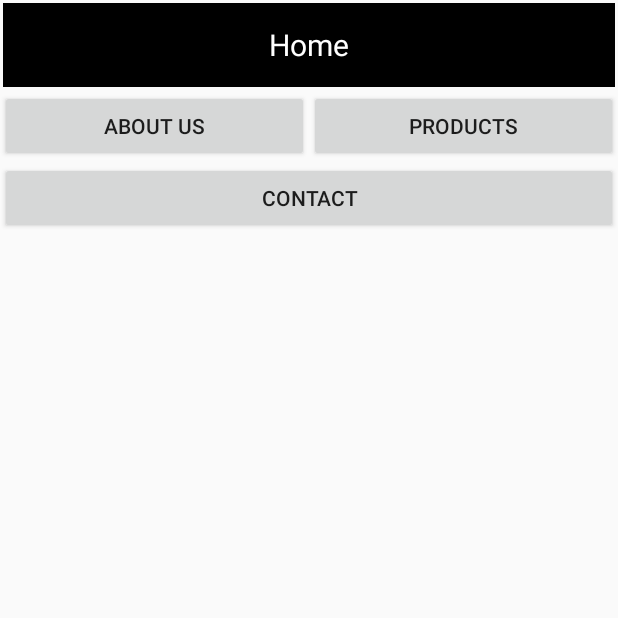
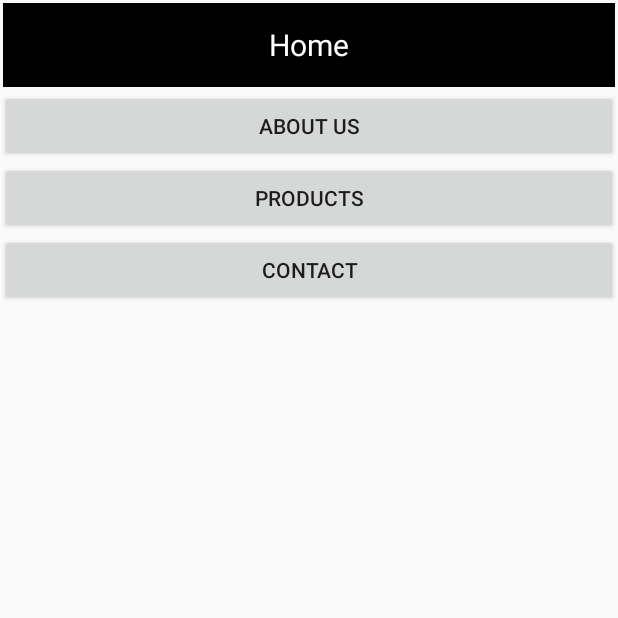
Before and after one commit to pafkiet/AndroidSpring2017, an Android app: the MainActivity screen opened directly, with no data from a screen before it, on a phone screen of 412 x 824 dp, the top half of it. Run offline under Robolectric (Android 15) with nearby library versions, the phone set to English and light mode, and no system bars.

```diff
--- a/app/src/main/java/com/pafkiet/androidspring17/OrderActivity.java
+++ b/app/src/main/java/com/pafkiet/androidspring17/OrderActivity.java
@@ -5,6 +5,7 @@ import android.content.Intent;
 import android.content.SharedPreferences;
 import android.os.Bundle;
 import android.preference.PreferenceManager;
+import android.support.v4.app.ActivityCompat;
 import android.view.View;
 import android.widget.EditText;
 import android.widget.TextView;
@@ -81,8 +82,9 @@ public class OrderActivity extends Activity {
     public void onClick_order(View view) {
         if (isValidate()) {
             savePreferences();
-            Intent mIntent = new Intent(this, ThanksActivity.class);
-            startActivity(mIntent);
+            startActivity(new Intent(this, MainActivity.class));
+            startActivity(new Intent(this, ThanksActivity.class));
+            ActivityCompat.finishAffinity(this);
         }
     }
 
--- a/app/src/main/java/com/pafkiet/androidspring17/ProductDetailActivity.java
+++ b/app/src/main/java/com/pafkiet/androidspring17/ProductDetailActivity.java
@@ -35,9 +35,8 @@ public class ProductDetailActivity extends Activity {
     }
 
     public void onClick_order(View v) {
-        Intent mIntent = new Intent(this, OrderActivity.class);
         OrderActivity.item = mProduct;
-        startActivity(mIntent);
+        startActivity(new Intent(this, OrderActivity.class));
     }
 
     public void onClick_share(View v) {
@@ -50,5 +49,6 @@ public class ProductDetailActivity extends Activity {
         sendIntent.setType("text/plain");
         startActivity(Intent.createChooser(sendIntent,
                 "Share " + mProduct.getProduct_name()));
+
     }
 }
--- a/app/src/main/res/layout/activity_main.xml
+++ b/app/src/main/res/layout/activity_main.xml
@@ -16,7 +16,7 @@
 
         android:layout_width="match_parent"
         android:layout_height="wrap_content"
-        android:orientation="horizontal">
+        android:orientation="vertical">
 
         <Button
 
@@ -33,13 +33,6 @@
             android:layout_weight="1"
             android:text="Products" />
 
-    </LinearLayout>
-
-    <LinearLayout
-        android:layout_width="match_parent"
-        android:layout_height="wrap_content"
-        android:orientation="horizontal">
-
         <Button
             android:layout_width="match_parent"
             android:layout_height="wrap_content"
@@ -48,6 +41,7 @@
             android:text="Contact" />
 
     </LinearLayout>
+
 
 
     <!--<Button-->
--- a/app/src/main/res/layout/activity_product_detail.xml
+++ b/app/src/main/res/layout/activity_product_detail.xml
@@ -20,7 +20,7 @@
             android:layout_centerVertical="true"
             android:onClick="onClick_share"
             android:background="#000000"
-            android:src="@mipmap/ic_share_white_24dp"
+            android:src="@drawable/ic_action_share"
             android:layout_height="wrap_content" />
     </RelativeLayout>
 
@@ -42,7 +42,7 @@
                 android:layout_height="wrap_content"
                 android:adjustViewBounds="true"
                 android:scaleType="fitXY"
-                android:src="@mipmap/ic_stub" />
+                android:src="@drawable/ic_stub" />
 
             <TextView
                 android:id="@+id/productDetail_textView_productPrice"
--- a/app/src/main/res/values/strings.xml
+++ b/app/src/main/res/values/strings.xml
@@ -1,5 +1,5 @@
 <resources>
     <string name="app_name">AndroidSpring2017</string>
     <string name="label_button_about">About Us</string>
-    <string name="message_product_share">Share</string>
+    <string name="message_product_share">Hi, I am trying %1$s using an android application, its price is %2$s. If you also want to enjoy it, install the same app on your mobile from \n https://play.google.com/store/apps/details? id=net.xorsat.project</string>
 </resources>
--- a/build.gradle
+++ b/build.gradle
@@ -5,7 +5,7 @@ buildscript {
         jcenter()
     }
     dependencies {
-        classpath 'com.android.tools.build:gradle:2.2.3'
+        classpath 'com.android.tools.build:gradle:2.3.0'
         classpath 'com.google.gms:google-services:3.0.0'
         // NOTE: Do not place your application dependencies here; they belong
         // in the individual module build.gradle files
```
Also changed, not shown: app/src/main/res/drawable/ic_action_share.png (added), app/src/main/res/drawable/ic_stub.png (added), gradle/wrapper/gradle-wrapper.properties, 10 other files.
